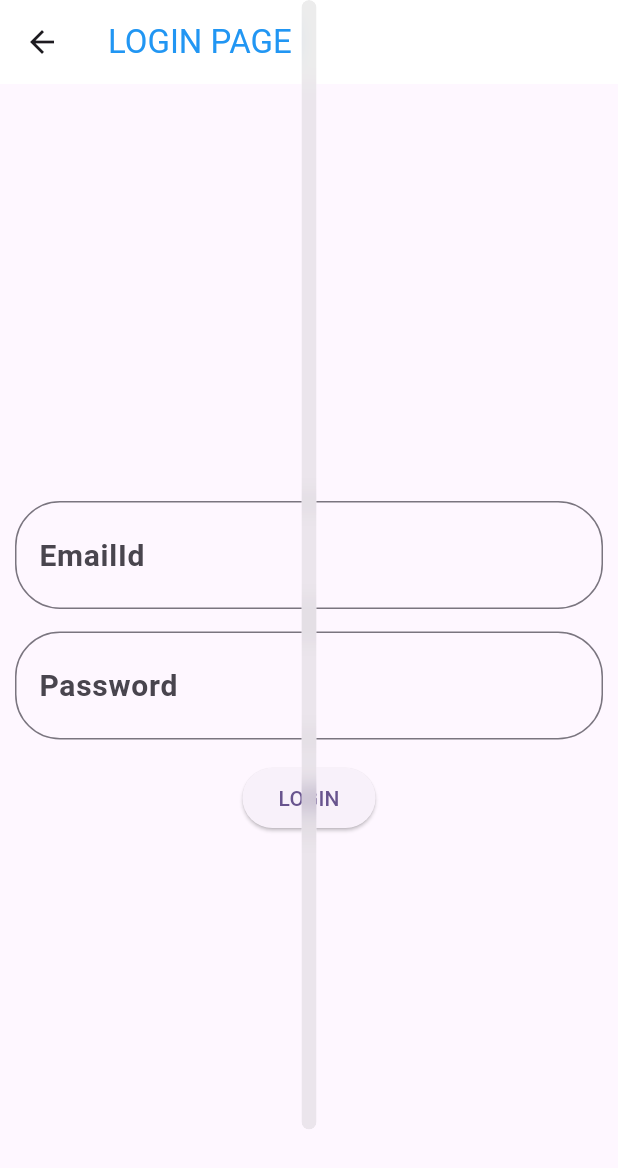
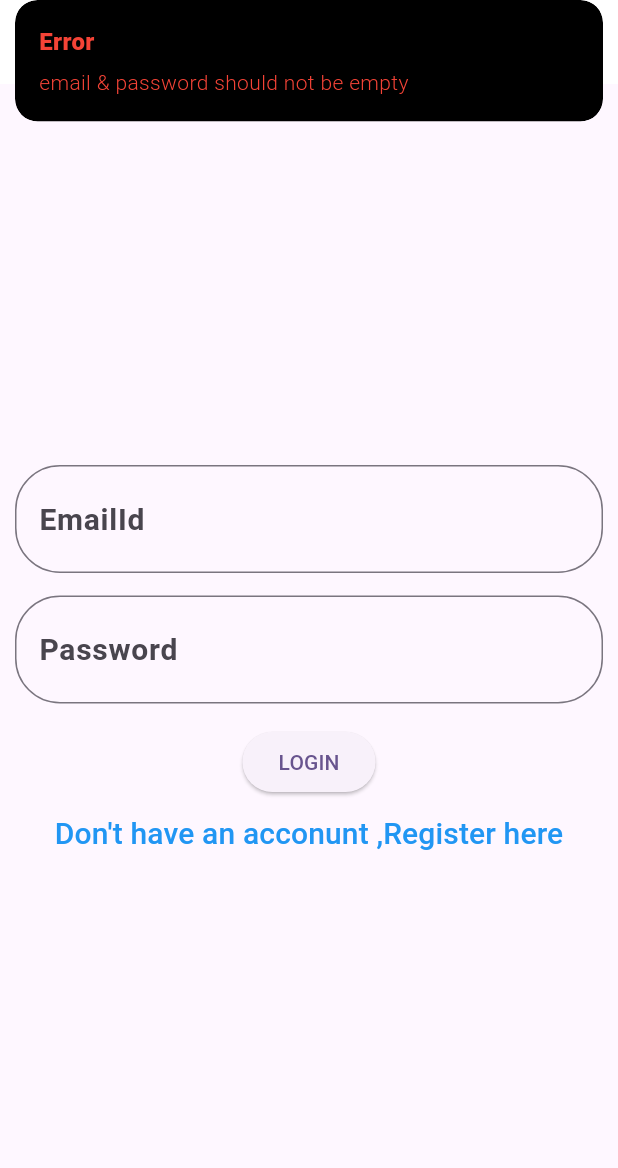
Before and after one commit to DIVYAKV15/hive_Example, a Flutter app: the HiveLoginPage screen opened directly, after a tap on "LOGIN", on a phone screen of 412 x 824 dp. Shown: the top 1168 px of the screen. Run offline on Flutter 3.47's test engine with Material 3 defaults, Android fonts, the phone set to English and light mode, and no system bars; our stand-ins replace email_validator, get, hive, hive_flutter; accounts and stored records are empty.

Commit message:
Hive Commit

```diff
--- a/lib/hive2/database/hiveDb.dart
+++ b/lib/hive2/database/hiveDb.dart
@@ -15,6 +15,7 @@ class HiveDb {
   Future<List<User>> getUser() async {
     final db = await Hive.openBox<User>('userData');
     return db.values.toList();
+    //User is a custom data type we made this
 //getUser is to get all the login details from db so we can verify whether that user details is already there in db or not
 // as we are returning to list so we are converting  into .to.list()
 // <user> is the one we created in the model as type adapter
--- a/lib/hive2/view/login_Page.dart
+++ b/lib/hive2/view/login_Page.dart
@@ -3,6 +3,7 @@ import 'package:flutter/material.dart';
 import 'package:get/get.dart';
 import 'package:hive_example/hive2/model/user_model.dart';
 import 'package:hive_example/hive2/view/registration.dart';
+import 'package:hive_example/hive2/view/sign_Up_Page.dart';
 import 'package:hive_flutter/adapters.dart';
 import 'package:path_provider/path_provider.dart' as path_provider;
 
@@ -84,16 +85,24 @@ class HiveLoginPage extends StatelessWidget {
             ElevatedButton(
                 onPressed: () async {
                   final toCheckValidation = await HiveDb.instance.getUser();
-                  validateEmail(toCheckValidation, (context));
+                  validateEmail(toCheckValidation);
                 },
-                child: const Text("LOGIN"))
+                child: const Text("LOGIN")),
+            TextButton(
+                onPressed: () {
+                  Get.to(Registration());
+                },
+                child: Text(
+                  "Don't have an acconunt ,Register here",
+                  style: TextStyle(color: Colors.blue, fontSize: 20),
+                ))
           ],
         ),
       ),
     );
   }
 
-  Future<void> validateEmail(List<User> toCheckValidation, context) async {
+  Future<void> validateEmail(List<User> toCheckValidation) async {
     final log_email = login_email.text.trim();
     final log_password = login_pwd.text.trim();
     bool userFound = false;
@@ -102,7 +111,6 @@ class HiveLoginPage extends StatelessWidget {
       //to check empty
        if (validateEmail == true) {
       await Future.forEach(toCheckValidation, (user) {
-          //to get each user from regUserList
         if (user.email == log_email && user.password == log_password) {
           // to check email already existing
           userFound = true;
@@ -111,29 +119,29 @@ class HiveLoginPage extends StatelessWidget {
         }
       });
       if (userFound == true) {
-          Get.snackbar("success", "Done", colorText: Colors.green,snackPosition:SnackPosition.BOTTOM,maxWidth: 10  );
-
-          Get.to(Registration());
-          // Navigator.push(
-          //     context, MaterialPageRoute(builder: (context) => Registration()));
+        Get.snackbar("success", "Done",
+            colorText: Colors.green, backgroundColor: Colors.black);
+        Get.to(HiveSignUpPage());
       } else {
-          //to check password
-          //final validatePassword=check_pwd(epwd);
-          // if(validatePassword==true){
-          // final newuser=User(email: eemail, password: epwd);
-          // await HiveDb.instance.addUser(newuser);
         Get.snackbar("error", "email/password incorrect",
             colorText: Colors.red);
       }
-      } else {
-        Get.snackbar("Error", "enter a valid email", );
     }
       } else {
-      Get.snackbar("Error", "email & password should not be empty",
-          colorText: Colors.red,maxWidth: 10);
+        Get.snackbar(
+          "Error",
+          "enter a valid email",colorText: Colors.red
+        );
+      }
+
+      Get.snackbar(
+        "Error",
+        "email & password should not be empty",
+        colorText: Colors.red,backgroundColor: Colors.black
+      );
     }
   }
-}
+
 
 //   {
 //     Get.snackbar('Error', 'EMail/password should not be empty',
@@ -152,3 +160,8 @@ class HiveLoginPage extends StatelessWidget {
 //     });
 //   }
 // }
+//to check password
+//final validatePassword=check_pwd(epwd);
+// if(validatePassword==true){
+// final newuser=User(email: eemail, password: epwd);
+// await HiveDb.instance.addUser(newuser);
--- a/lib/hive2/view/sign_Up_Page.dart
+++ b/lib/hive2/view/sign_Up_Page.dart
@@ -5,6 +5,6 @@ class HiveSignUpPage extends StatelessWidget {
 
   @override
   Widget build(BuildContext context) {
-    return const Scaffold();
+    return  Scaffold(appBar: AppBar(title: Text("WELCOME"),),);
   }
 }
```
Lines whose indentation alone changed are shown as unchanged.
